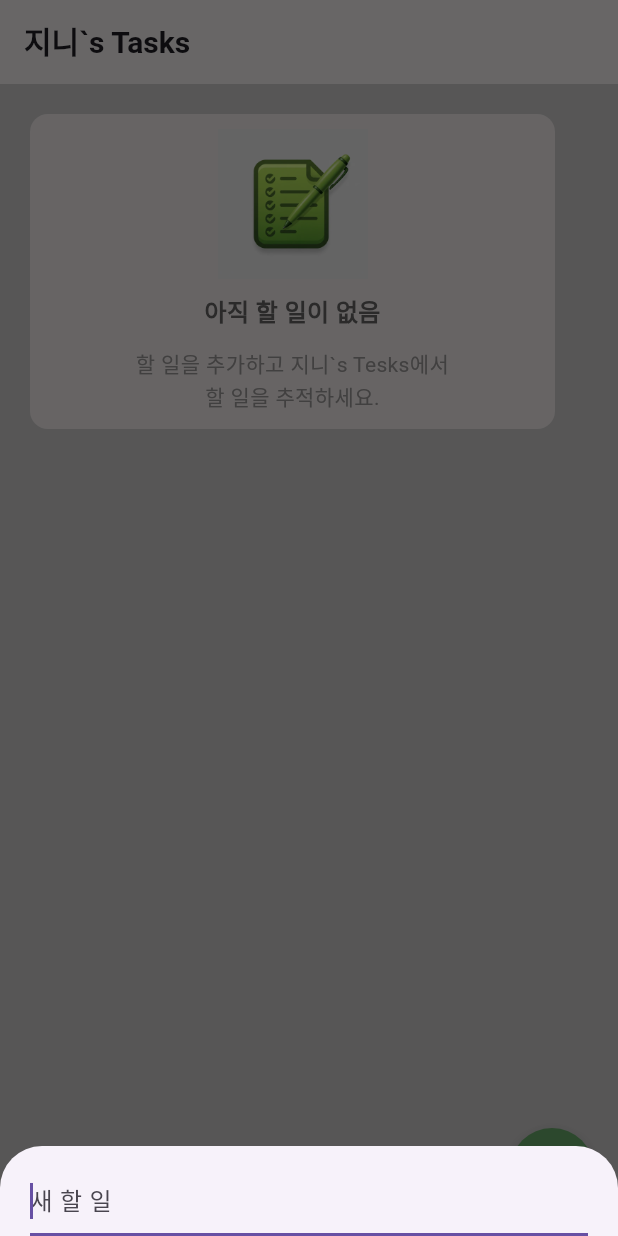
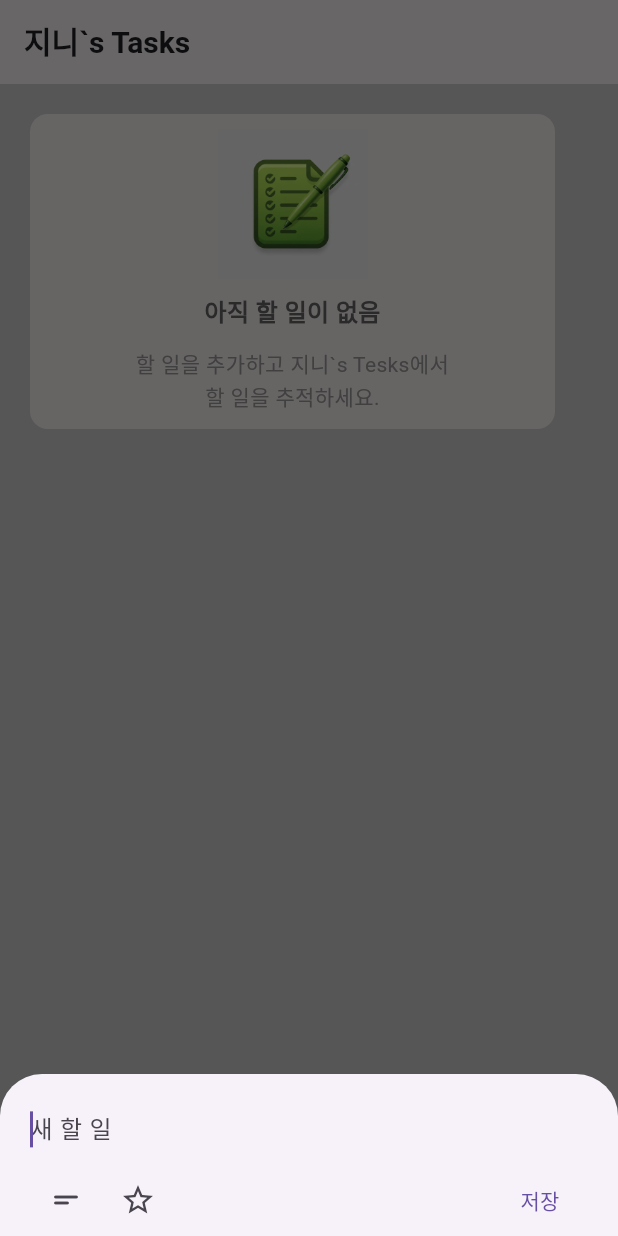
Before and after one commit to bdtjin/Project-ToDoApp, a Flutter app: the screen it shows after launch, after a tap on the "add" icon, on a phone screen of 412 x 824 dp. Run offline on Flutter 3.47's test engine with Material 3 defaults, Android fonts, the phone set to English and light mode, and no system bars.

Commit message:
feat:  과제 2. ToDo 추가 화면 구현 완료

```diff
--- /dev/null
+++ b/tasks/lib/home/add_todo_bottom_sheet.dart
@@ -0,0 +1,97 @@
+import 'package:flutter/material.dart';
+
+class AddTodoBottomSheet extends StatefulWidget{
+  const AddTodoBottomSheet({super.key});
+  @override
+  State<AddTodoBottomSheet> createState() => _AddTodoBottomSheetState();
+}
+// 2-1. class _AddTodoBottomSheetState 만들기 (하단 누르면 키보드) (행동값)
+class _AddTodoBottomSheetState extends State<AddTodoBottomSheet>{
+  // 새할일, 세부정보 TextController => 리모컨 같은 역할
+  final TextEditingController titleController = TextEditingController();
+  final TextEditingController descriptionController = TextEditingController();
+
+  // 즐겨찾기, 세부사항 아이콘 (조건문을 위해 선언)
+  bool isFavorite = false;
+  bool isDescription = false;
+
+ // '저장'버튼 함수 (새할일에 글씨가 있으면 저장)
+  void saveToDo(){
+    if(titleController.text.isEmpty) return;
+  }
+
+  @override
+  Widget build(BuildContext context) {
+    return Padding(padding: EdgeInsets.only(
+      left: 20, right: 20, top: 12,
+      bottom: MediaQuery.of(context).viewInsets.bottom
+    ),
+
+// 2-2. 키보드 + 새할일 TextField
+    child: Column(
+      mainAxisSize: MainAxisSize.min, // 키보드가 현재 가진 사이즈만큼 올라올 수 있도록
+      children: [TextField(
+          autofocus: true, // 자동으로 포커스 주기 (공식문서참고)
+          style: const TextStyle(fontSize: 16),
+          maxLines: 1, // 최대 라인수 1개, 줄바꿈 제한
+          textInputAction: TextInputAction.done, // 엔터키 X
+          decoration: InputDecoration(
+            border: InputBorder.none,
+            hintText: "새 할 일",
+          ),
+        ),
+
+        // 세부사항 Icon - TextField  (삼항연산자)
+        // SizedeBox를 활용: 빈화면 구현 -> 삼항연산자 활용: 아이콘 클릭 시, 텍스트 필드 나오게 구현
+        isDescription ? Flexible(
+          child: TextField(
+            autofocus: true, // 자동으로 포커스 주기 (공식문서참고)
+            style: const TextStyle(fontSize: 14),
+            maxLines: null, // 줄바꿈 되도록 구현 (+Flexible)
+            decoration: const InputDecoration(
+              border: InputBorder.none,
+              hintText: "세부정보 추가",
+            ),),
+        ) : const SizedBox(),
+
+
+// 2-3. 아이콘 + 저장 버튼 추가하기
+        Row(
+          children: [
+            // 세부사항 Icon
+            // 조건문 기능 + 삼항연산자 활용해서 아이콘 숨기기 및 텍스트창 보이기
+            !isDescription ? IconButton(
+              onPressed: (){
+                setState(() {
+                  isDescription = true;
+                });
+            }, icon: const Icon(Icons.short_text_rounded, size: 24),
+            ) : const SizedBox(),
+
+            // 즐겨찾기 Icon
+            // 삼항연산자를 활용
+            IconButton(onPressed: (){
+              setState(() {
+                isFavorite = !isFavorite;
+              });
+            }, icon: Icon(
+              isFavorite ? Icons.star : Icons.star_border,
+              color: isFavorite ? Colors.amber : null,
+              size: 24,)),
+
+              Spacer(),
+
+            // 저장 버튼
+            TextButton(onPressed: titleController.text.isEmpty
+            ? saveToDo // 내용이 있으면 저장 함수 사용
+            : null,    // 내용 없으면 함수 사용 X
+            child: const Text("저장", style: TextStyle(fontSize: 14),
+            ),
+            ),
+          ],
+        )
+      ],
+    ),
+    );
+  }
+}
--- a/tasks/lib/home/home_page.dart
+++ b/tasks/lib/home/home_page.dart
@@ -1,4 +1,5 @@
 import 'package:flutter/material.dart';
+import 'package:tasks/home/add_todo_bottom_sheet.dart';
 
 class HomePage extends StatelessWidget {
   @override
@@ -84,46 +85,17 @@ class HomePage extends StatelessWidget {
   void addTodo(BuildContext context) {
     // BottomSheet를 버튼이 누르면 작동되기에 showModalBottomSheet를 사용
     showModalBottomSheet(
+     isScrollControlled: true,
       context: context,
       builder: (context) {
-        return const AddTodoBottomSheet(); // 아래 함수에서 만들 class를 부를기
+        return const AddTodoBottomSheet(); // AddTodoBottomSheet를 Widget으로 빼서 다른 페이지에서 관리
       },
     );
   }
+
+  // '저장' 버튼 클릭 시, 실행
+  // void saveToDo(){
+  //   // context ->
+  //   // static list ->
+  // }
 }
-// ------------------------------ 클래스 -> 함수
-
-// 1. class AddTodoBottomSheet 만들기 (바텀시트 만들기)
-// StatefulWidget으로 고정, const (생성자) 변하지 않는 상수
-class AddTodoBottomSheet extends StatefulWidget{
-  const AddTodoBottomSheet({super.key});
-  @override
-  State<AddTodoBottomSheet> createState() => _AddTodoBottomSheetState();
-}
-// 2. class _AddTodoBottomSheetState 만들기 (하단 누르면 키보드) (행동값)
-class _AddTodoBottomSheetState extends State<AddTodoBottomSheet>{
-  @override
-  Widget build(BuildContext context) {
-    return Padding(padding: EdgeInsets.only(
-      left: 20, right: 20, top: 12,
-      bottom: MediaQuery.of(context).viewInsets.bottom
-    ),
-
-// 3. 키보드 만들기
-    child: Column(
-      mainAxisSize: MainAxisSize.min, // 키보드가 현재 가진 사이즈만큼 올라올 수 있도록
-      children: [TextField(
-          autofocus: true, // 자동으로 포커스 주기 (공식문서참고)
-          style: const TextStyle(fontSize: 16),
-          maxLines: 1, // 최대 라인수 1개, 줄바꿈 제한
-          textInputAction: TextInputAction.done, // 엔터키 X
-          decoration: const InputDecoration(
-            hintText: "새 할 일",
-          ),
-// 4. 아이콘 + 저장 버튼 추가하기
-        ),
-      ],
-    ),
-    );
-  }
-}
```
